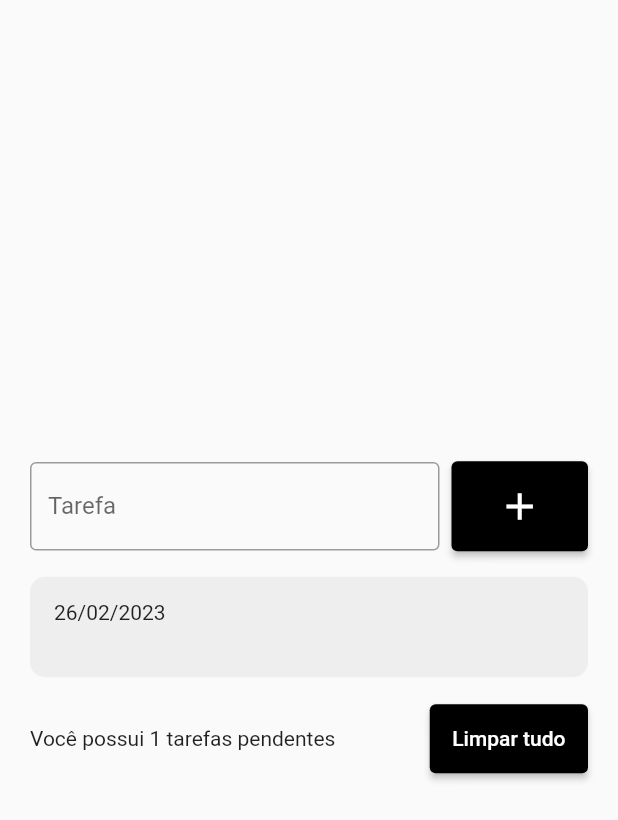
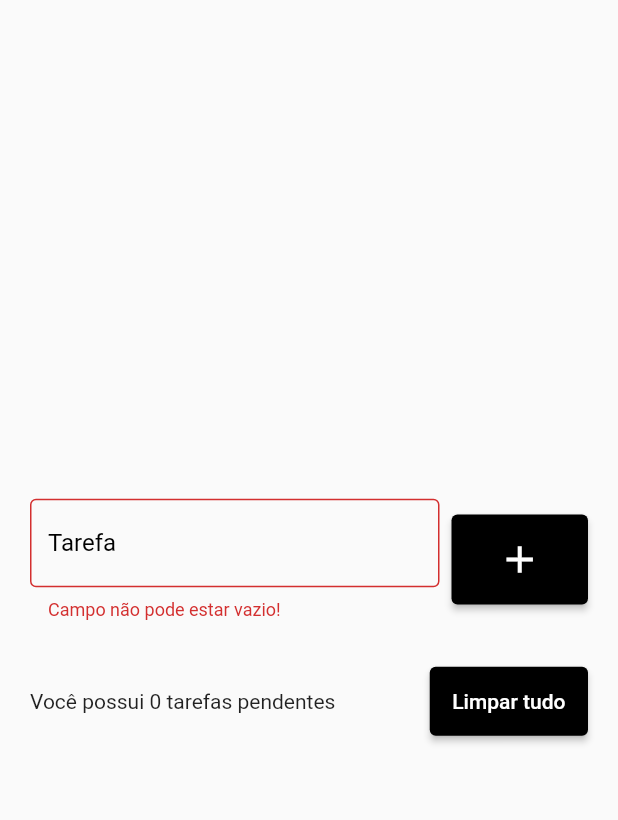
Before and after one commit to gabrielcarsa/lista_de_tarefas, a Flutter app: the screen it shows after launch, after a tap on the "add" icon, on a phone screen of 412 x 824 dp. Shown: the top 820 px of the screen. Run offline on Flutter 3.47's test engine with Material 2 defaults, Android fonts, the phone set to English and light mode, and no system bars; drawn by our look-alikes of flutter_slidable; our stand-ins replace shared_preferences.

Commit message:
Melhorando cores e detalhes de estilo

```diff
--- a/lib/pages/todolist_page.dart
+++ b/lib/pages/todolist_page.dart
@@ -18,6 +18,7 @@ class _TodoListPageState extends State<TodoListPage> {
   int? deletedToDoPos;
   final TextEditingController toDoController = TextEditingController();
   final ToDoRepository toDoRepository = ToDoRepository();
+  String? errorText;
 
   @override
   void initState() {
@@ -47,10 +48,20 @@ class _TodoListPageState extends State<TodoListPage> {
                       flex: 3,
                       child: TextField(
                         controller: toDoController,
-                        decoration: const InputDecoration(
+                        decoration: InputDecoration(
                           labelText: "Tarefa",
                           hintText: "Ir para a academia",
-                          border: OutlineInputBorder(),
+                          border: const OutlineInputBorder(),
+                          errorText: errorText,
+                          focusedBorder: const OutlineInputBorder(
+                            borderSide: BorderSide(
+                              color: Colors.black,
+                              width: 2,
+                            ),
+                          ),
+                          labelStyle: const TextStyle(
+                            color: Colors.black,
+                          )
                         ),
                       ),
                     ),
@@ -163,9 +174,19 @@ class _TodoListPageState extends State<TodoListPage> {
   //add task
   void onAdd(){
     String text = toDoController.text;
+
+    //checking if the text is empty
+    if(text.isEmpty){
+      setState((){
+        errorText = 'Campo não pode estar vazio!';
+      });
+      //return will cause the function to terminate at this point
+      return;
+    }
+
     String category = "Lazer";
+
     setState(() {
-
       //instantiating the class
       ToDo newToDo = ToDo(
         title: text,
@@ -173,9 +194,12 @@ class _TodoListPageState extends State<TodoListPage> {
         category: category,
       );
 
+      errorText = null;
+
       //adding to the list
       toDo.add(newToDo);
     });
+    //updating to list
     toDoRepository.saveToDoList(toDo);
   }
 
@@ -184,6 +208,7 @@ class _TodoListPageState extends State<TodoListPage> {
     setState(() {
       toDo.clear();
     });
+    //updating to list
     toDoRepository.saveToDoList(toDo);
   }
 
@@ -194,8 +219,12 @@ class _TodoListPageState extends State<TodoListPage> {
     setState(() {
       toDo.remove(todo);
     });
+    //updating to list
     toDoRepository.saveToDoList(toDo);
+
+    //cleaning the SnackBars
     ScaffoldMessenger.of(context).clearSnackBars();
+
     ScaffoldMessenger.of(context).showSnackBar(
       SnackBar(
         content: Text(
```
